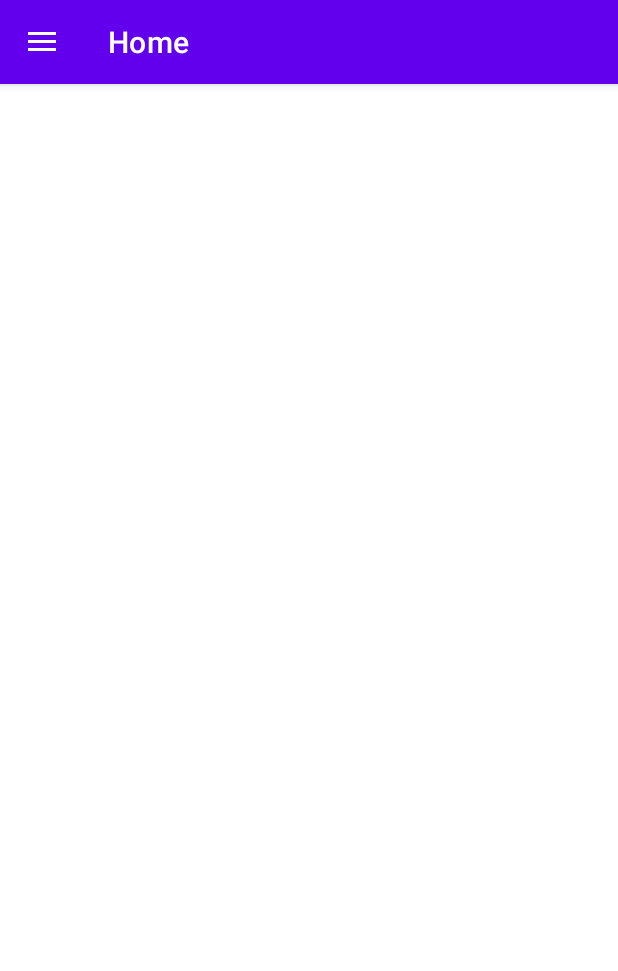
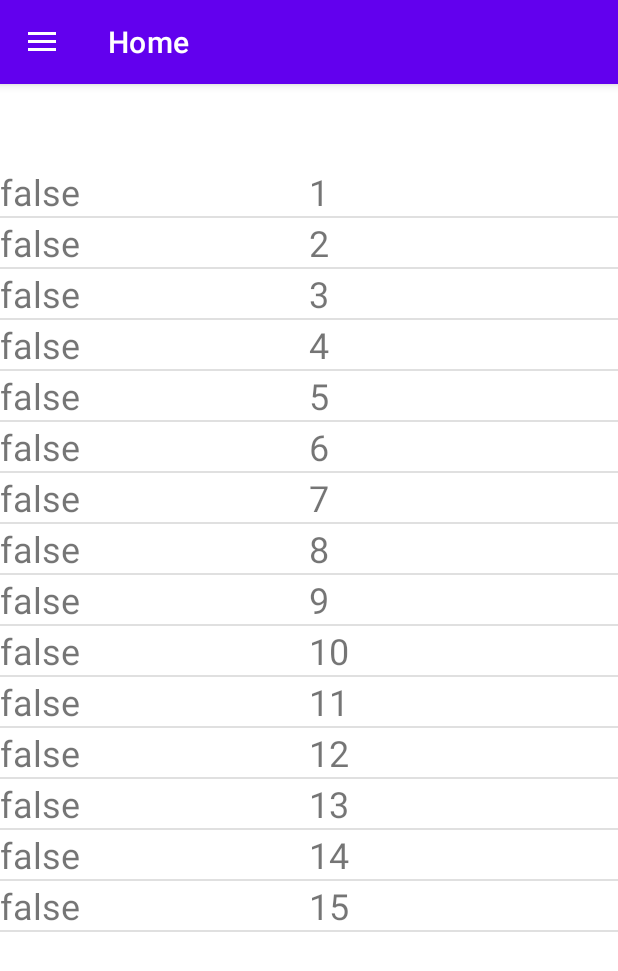
Before and after one commit to ArtjomCubleac/AnatomieApp, an Android app: the screen it shows after launch (MainActivity), on a phone screen of 412 x 824 dp. Shown: the top 971 px of the screen. Run offline under Robolectric (Android 15) with nearby library versions, the phone set to English and light mode, and no system bars; our stand-ins replace Room's generated code, navigation-ui.

Commit message:
Room not working

```diff
--- a/app/src/main/java/com/example/anatomieapp/Results/ResultsAdapter.kt
+++ b/app/src/main/java/com/example/anatomieapp/Results/ResultsAdapter.kt
@@ -5,16 +5,20 @@ import android.view.View
 import android.view.ViewGroup
 import androidx.recyclerview.widget.RecyclerView
 import com.example.anatomieapp.R
-import kotlinx.android.synthetic.main.item_answer.view.*
+
+import com.example.anatomieapp.databinding.ItemResultBinding
+
+
 
 class ResultsAdapter(private val results: List<Results>) :
         RecyclerView.Adapter<ResultsAdapter.ViewHolder>() {
-
-
     inner class ViewHolder(itemView: View) : RecyclerView.ViewHolder(itemView) {
 
-        fun databind(quiz: Results) {
+        private val binding = ItemResultBinding.bind(itemView)
 
+        fun databind(result: Results) {
+            binding.itemAnswer.text = result.quizNumber.toString()
+            binding.itemTrueorFalse.text = result.quizProgress.toString()
         }
 
     }
@@ -24,7 +28,7 @@ class ResultsAdapter(private val results: List<Results>) :
      */
     override fun onCreateViewHolder(parent: ViewGroup, viewType: Int): ResultsAdapter.ViewHolder {
         return ViewHolder(
-                LayoutInflater.from(parent.context).inflate(R.layout.item_answer, parent, false)
+                LayoutInflater.from(parent.context).inflate(R.layout.item_result, parent, false)
         )
     }
 
--- a/app/src/main/java/com/example/anatomieapp/Results/ResultsDao.kt
+++ b/app/src/main/java/com/example/anatomieapp/Results/ResultsDao.kt
@@ -1,12 +1,14 @@
 package com.example.anatomieapp.Quizzes
 
+import androidx.lifecycle.LiveData
 import androidx.room.*
 
 @Dao
 interface ResultsDao {
 
     @Query("SELECT * FROM quizTable")
-    suspend fun getAllQuizzes(): List<Results>
+     fun getAllResults(): LiveData<List<Results>>
+
 
     @Insert
     suspend fun insertQuiz(quiz: Results)
@@ -17,7 +19,8 @@ interface ResultsDao {
     @Update
     suspend fun updateQuiz(quiz: Results)
 
+
     @Query("DELETE FROM quizTable")
-    suspend fun deleteAllQuizzes()
+    suspend fun deleteAllResults()
 
 }
--- a/app/src/main/java/com/example/anatomieapp/Results/ResultsRepository.kt
+++ b/app/src/main/java/com/example/anatomieapp/Results/ResultsRepository.kt
@@ -1,8 +1,7 @@
 package com.example.anatomieapp.Quizzes
 
 import android.content.Context
-
-
+import androidx.lifecycle.LiveData
 
 class ResultsRepository(context: Context) {
 
@@ -13,8 +12,9 @@ class ResultsRepository(context: Context) {
         resultsDao = quizRoomDatabase!!.quizDao()
     }
 
-    suspend fun getAllQuizzes(): List<Results> {
-        return resultsDao.getAllQuizzes()
+     fun getAllResults(): LiveData<List<Results>> {
+        return resultsDao.getAllResults()
+
     }
 
     suspend fun insertQuiz(quiz: Results) {
@@ -30,8 +30,8 @@ class ResultsRepository(context: Context) {
         resultsDao.updateQuiz(quiz)
     }
 
-    suspend fun deleteAllQuizzes() {
-        resultsDao.deleteAllQuizzes()
+    suspend fun deleteAllResults() {
+        resultsDao.deleteAllResults()
     }
 
 
--- a/app/src/main/java/com/example/anatomieapp/ui/home/HomeFragment.kt
+++ b/app/src/main/java/com/example/anatomieapp/ui/home/HomeFragment.kt
@@ -1,6 +1,9 @@
 package com.example.anatomieapp.ui.home
 
 import android.os.Bundle
+import android.os.Parcel
+import android.os.Parcelable
+import android.util.Log
 import android.view.LayoutInflater
 import android.view.View
 import android.view.ViewGroup
@@ -17,12 +20,13 @@ import com.example.anatomieapp.databinding.FragmentHomeBinding
 
 
 
-class HomeFragment : Fragment() {
+class HomeFragment() : Fragment() {
 
     private  val homeViewModel: HomeViewModel by viewModels()
     private val results = arrayListOf<Results>()
     private lateinit var binding: FragmentHomeBinding
     private val resultsAdapter = ResultsAdapter(results)
+
 
     override fun onCreateView(
             inflater: LayoutInflater,
@@ -32,7 +36,6 @@ class HomeFragment : Fragment() {
         binding = FragmentHomeBinding.inflate(layoutInflater)
         return binding.root
     }
-
 
     override fun onViewCreated(view: View, savedInstanceState: Bundle?) {
         super.onViewCreated(view, savedInstanceState)
@@ -56,10 +59,11 @@ class HomeFragment : Fragment() {
     }
 
     private fun observeResults() {
-        homeViewModel.results.observe(viewLifecycleOwner, Observer { results ->
+        homeViewModel.results.observe(viewLifecycleOwner, { results ->
             this.results.clear()
             this.results.addAll(results)
             resultsAdapter.notifyDataSetChanged()
         })
     }
+
 }
--- a/app/src/main/java/com/example/anatomieapp/ui/home/HomeViewModel.kt
+++ b/app/src/main/java/com/example/anatomieapp/ui/home/HomeViewModel.kt
@@ -1,13 +1,39 @@
 package com.example.anatomieapp.ui.home
 
+import android.app.Application
+import android.provider.ContactsContract
+import androidx.lifecycle.AndroidViewModel
 import androidx.lifecycle.LiveData
 import androidx.lifecycle.MutableLiveData
 import androidx.lifecycle.ViewModel
+import com.example.anatomieapp.Quizzes.Results
+import com.example.anatomieapp.Quizzes.ResultsRepository
+import kotlinx.coroutines.CoroutineScope
+import kotlinx.coroutines.Dispatchers
+import kotlinx.coroutines.launch
+import kotlinx.coroutines.withContext
 
-class HomeViewModel : ViewModel() {
+class HomeViewModel(application: Application) : AndroidViewModel(application){
 
-    private val _text = MutableLiveData<String>().apply {
-        value = "This is home Fragment"
+    private val ioScope = CoroutineScope(Dispatchers.IO)
+    private val repository = ResultsRepository(application.applicationContext)
+
+    val results: LiveData<List<Results>> = repository.getAllResults()
+
+
+    fun updateResult(number: Int, result: Boolean) {
+        val newResult = Results(
+            quizNumber = number,
+            quizProgress = result
+        )
+
+        ioScope.launch {
+            withContext(Dispatchers.IO) {
+                repository.updateQuiz(newResult)
+            }
+        }
     }
-    val text: LiveData<String> = _text
+
+
+
 }
--- /dev/null
+++ b/app/src/main/res/layout/item_result.xml
@@ -0,0 +1,27 @@
+<?xml version="1.0" encoding="utf-8"?>
+<androidx.constraintlayout.widget.ConstraintLayout xmlns:android="http://schemas.android.com/apk/res/android"
+    xmlns:app="http://schemas.android.com/apk/res-auto"
+    xmlns:tools="http://schemas.android.com/tools"
+    android:layout_width="match_parent"
+    android:layout_height="wrap_content">
+
+    <TextView
+        android:id="@+id/item_trueorFalse"
+        android:layout_width="0dp"
+        android:layout_height="wrap_content"
+        android:textSize="24sp"
+        app:layout_constraintBaseline_toBaselineOf="@+id/item_answer"
+        app:layout_constraintEnd_toStartOf="@+id/item_answer"
+        app:layout_constraintStart_toStartOf="parent" />
+
+    <TextView
+        android:id="@+id/item_answer"
+        android:layout_width="0dp"
+        android:layout_height="wrap_content"
+        android:textSize="24sp"
+        app:layout_constraintEnd_toEndOf="parent"
+        app:layout_constraintStart_toEndOf="@+id/item_trueorFalse"
+        app:layout_constraintTop_toTopOf="parent" />
+
+
+</androidx.constraintlayout.widget.ConstraintLayout>
```
Also changed, not shown: app/src/main/java/com/example/anatomieapp/ui/gallery/Level1.kt (+10 -1 lines).
